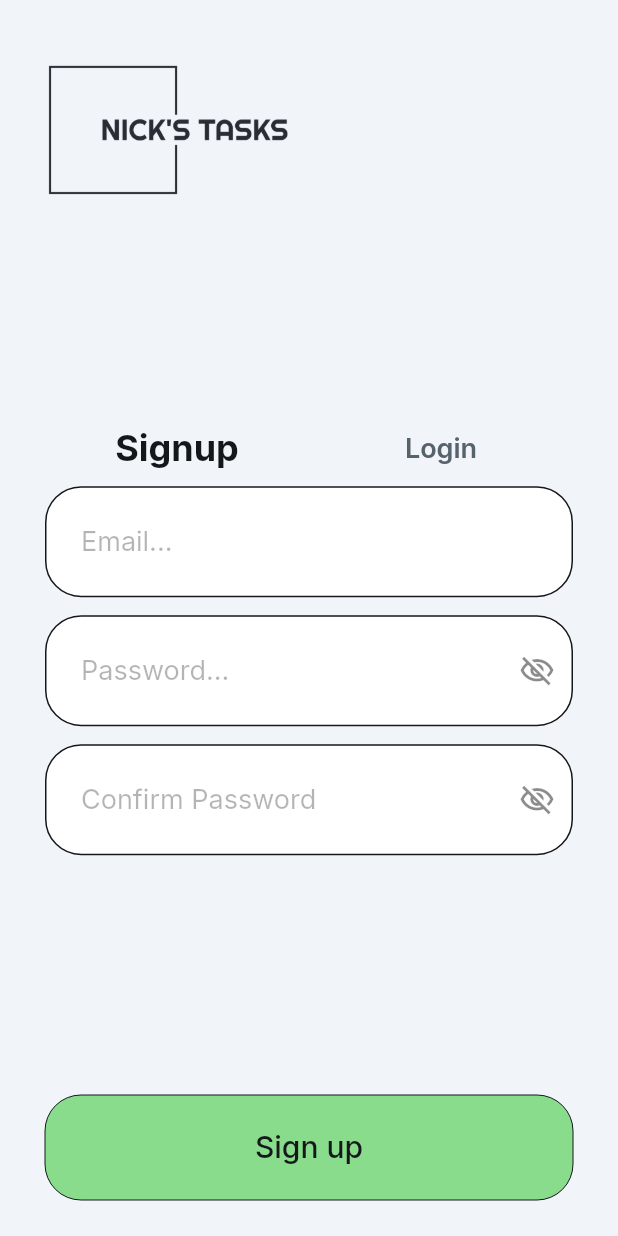
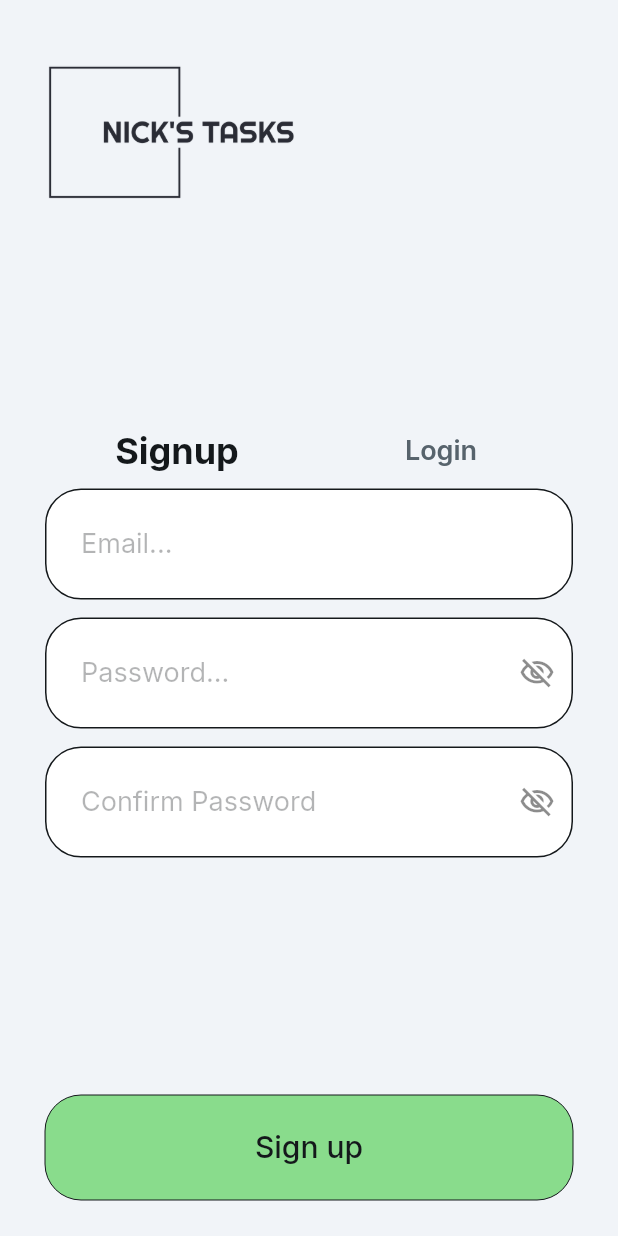
Before and after one commit to NickURI/ToDoApp-FlutterFlow, a Flutter app: the screen it shows after launch, on a phone screen of 412 x 824 dp. Run offline on Flutter 3.47's test engine with Material 3 defaults, Android fonts, the phone set to English and light mode, and no system bars; drawn by our look-alikes of auto_size_text; our stand-ins replace cloud_firestore, easy_debounce, file_picker, firebase_auth, firebase_core, firebase_storage and 12 more; missing offline and left inert: json_path, mime_type; accounts and stored records are empty.

Commit message:
Made the Logo wider

```diff
--- a/lib/login/login_widget.dart
+++ b/lib/login/login_widget.dart
@@ -81,7 +81,7 @@ class _LoginWidgetState extends State<LoginWidget>
                       borderRadius: BorderRadius.circular(8.0),
                       child: Image.asset(
                         'assets/images/nicks-tasks-high-resolution-logo-transparent.png',
-                        width: 200.0,
+                        width: 205.0,
                         fit: BoxFit.contain,
                       ),
                     ),
```
